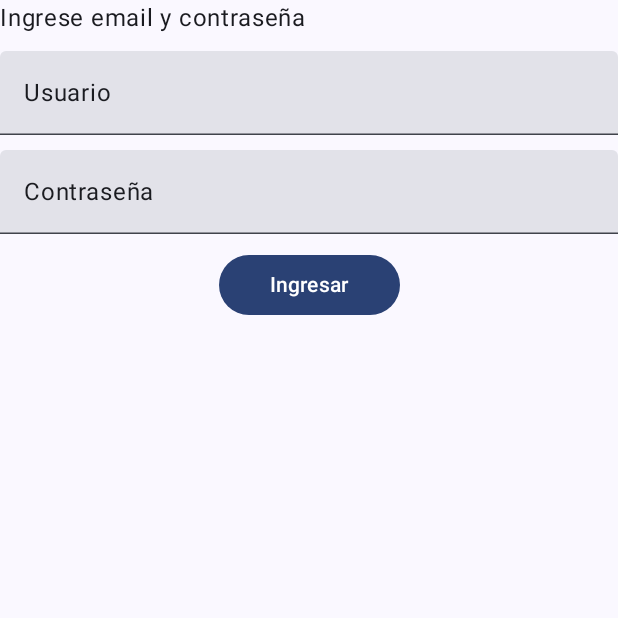
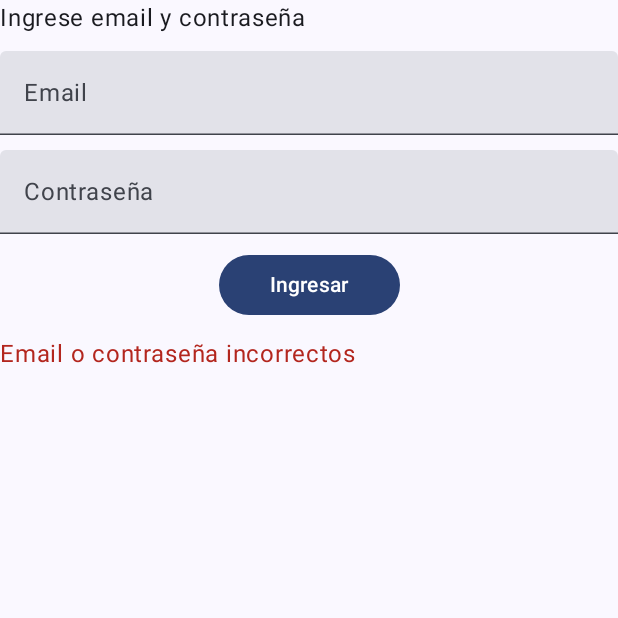
Before and after one commit to Ignaci0Casais/1erParcial, an Android app built with Jetpack Compose: the screen it shows after launch (MainActivity), after a tap on "Ingresar", on a phone screen of 412 x 824 dp, the top half of it. Run offline under Robolectric (Android 15) with nearby library versions, the phone set to English and light mode, and no system bars.

Commit message:
Finalizado
Terminado

```diff
--- a/app/build.gradle.kts
+++ b/app/build.gradle.kts
@@ -59,6 +59,7 @@ dependencies {
     implementation(libs.androidx.ui.graphics)
     implementation(libs.androidx.ui.tooling.preview)
     implementation(libs.androidx.material3)
+    implementation(libs.androidx.navigation.compose)
     testImplementation(libs.junit)
     androidTestImplementation(libs.androidx.junit)
     androidTestImplementation(libs.androidx.espresso.core)
--- a/app/src/main/java/com/example/primerparcial/LoginPage.kt
+++ b/app/src/main/java/com/example/primerparcial/LoginPage.kt
@@ -1,23 +1,89 @@
 package com.example.primerparcial
 
+import androidx.compose.foundation.layout.Column
+import androidx.compose.foundation.layout.Row
+import androidx.compose.foundation.layout.Spacer
+import androidx.compose.foundation.layout.fillMaxWidth
+import androidx.compose.foundation.layout.padding
+import androidx.compose.material3.Button
+import androidx.compose.material3.MaterialTheme
 import androidx.compose.material3.Text
+import androidx.compose.material3.TextField
 import androidx.compose.runtime.Composable
+import androidx.compose.runtime.getValue
+import androidx.compose.runtime.mutableStateOf
+import androidx.compose.runtime.remember
+import androidx.compose.runtime.setValue
+import androidx.compose.ui.Alignment
 import androidx.compose.ui.Modifier
 import androidx.compose.ui.tooling.preview.Preview
+import androidx.compose.ui.unit.dp
+import androidx.navigation.NavController
+import androidx.navigation.compose.rememberNavController
 import com.example.primerparcial.ui.theme.PrimerParcialTheme
 
 @Composable
-fun LoginPage(modifier: Modifier = Modifier) {
-    Text(
-        text = "Hello",
-        modifier = modifier
-    )
+fun LoginPage(modifier: Modifier = Modifier,
+              navController: NavController
+) {
+
+    var email by remember { mutableStateOf("") }
+    var password by remember { mutableStateOf("") }
+
+    var errorMessage by remember { mutableStateOf<String?>(null) }
+
+    Column(modifier = Modifier){
+        Row(modifier.padding()){
+            Text(
+                text = "Ingrese email y contraseña",
+                modifier = modifier
+            )
+            Spacer(modifier = modifier.weight(1f))
+        }
+        TextField(
+            value = email,
+            onValueChange = { email = it },
+            label = { Text("Email") },
+            modifier = modifier
+            .padding(top = 10.dp)
+            .fillMaxWidth())
+        TextField(
+            value = password,
+            onValueChange = { password = it },
+            label = { Text("Contraseña") },
+            modifier = modifier
+            .padding(top = 10.dp)
+            .fillMaxWidth())
+        Button(onClick = {
+            if (email == "pedro@pe.com.ar" && password == "abc123") {
+                navController.navigate("LoginOk")
+            } else {
+                errorMessage = "Email o contraseña incorrectos"
+            }
+        },
+            modifier
+                .align(Alignment.CenterHorizontally)
+                .padding(10.dp)){
+            Text(
+                text = "Ingresar",
+                modifier = modifier.padding(horizontal = 10.dp)
+            )
+        }
+
+            if (errorMessage != null){
+                Text(
+                    text = "Email o contraseña incorrectos",
+                    color = MaterialTheme.colorScheme.error
+                )
+        }
+    }
 }
 
 @Preview(showBackground = true)
 @Composable
 fun LoginPagePreview() {
     PrimerParcialTheme {
-        LoginPage()
+        val navController = rememberNavController()
+        LoginPage(navController = navController)
     }
 }
--- a/app/src/main/java/com/example/primerparcial/MainPage.kt
+++ b/app/src/main/java/com/example/primerparcial/MainPage.kt
@@ -1,60 +1,48 @@
 package com.example.primerparcial
 
-import androidx.compose.foundation.layout.Column
-import androidx.compose.foundation.layout.Row
-import androidx.compose.foundation.layout.Spacer
-import androidx.compose.foundation.layout.fillMaxWidth
-import androidx.compose.foundation.layout.height
 import androidx.compose.foundation.layout.padding
-import androidx.compose.foundation.layout.size
-import androidx.compose.material.icons.Icons
-import androidx.compose.material.icons.rounded.AccountCircle
-import androidx.compose.material3.Button
-import androidx.compose.material3.Divider
-import androidx.compose.material3.Icon
+import androidx.compose.material3.DrawerValue
 import androidx.compose.material3.Scaffold
-import androidx.compose.material3.Text
-import androidx.compose.material3.TextField
+import androidx.compose.material3.rememberDrawerState
 import androidx.compose.runtime.Composable
-import androidx.compose.ui.Alignment
+import androidx.compose.runtime.getValue
+import androidx.compose.runtime.rememberCoroutineScope
 import androidx.compose.ui.Modifier
-import androidx.compose.ui.graphics.Color
 import androidx.compose.ui.tooling.preview.Preview
-import androidx.compose.ui.unit.dp
+import androidx.navigation.compose.NavHost
+import androidx.navigation.compose.composable
+import androidx.navigation.compose.currentBackStackEntryAsState
+import androidx.navigation.compose.rememberNavController
 import com.example.primerparcial.ui.theme.PrimerParcialTheme
 
 @Composable
 fun MainPage(modifier: Modifier = Modifier) {
-    Scaffold{
-        Column(modifier = Modifier.padding(it)){
-            Row(modifier.padding()){
-                Text(
-                    text = "Ingrese email y contraseña",
-                    modifier = modifier
-                )
-                Spacer(modifier = modifier.weight(1f))
-            }
-            TextField(value = "Usuario", onValueChange = {}, modifier = modifier
-                .padding(top = 10.dp)
-                .fillMaxWidth())
-            TextField(value = "Contraseña", onValueChange = {}, modifier = modifier
-                .padding(top = 10.dp)
-                .fillMaxWidth())
-            Button(onClick = {
 
-            },
-                modifier
-                    .align(Alignment.CenterHorizontally)
-                    .padding(10.dp)){
-                Text(
-                    text = "Ingresar",
-                    modifier = modifier.padding(horizontal = 10.dp)
-                )
-            }
+    val navController = rememberNavController()
 
+    val drawerState = rememberDrawerState(initialValue = DrawerValue.Closed)
+
+    val navBackStackEntry by navController.currentBackStackEntryAsState()
+
+    val currentRoute = navBackStackEntry?.destination?.route
+
+    val coroutineScope = rememberCoroutineScope()
+
+
+    Scaffold(
+        modifier = modifier
+    )   {
+        NavHost(
+            navController = navController,
+            modifier = Modifier.padding(it),
+            startDestination = "LoginPage"
+        ){
+            composable("loginpage"){LoginPage(navController = navController)}
+            composable("loginok"){LoginOk(navController = navController)}
         }
     }
 }
+
 
 @Preview(showBackground = true)
 @Composable
--- a/gradle/libs.versions.toml
+++ b/gradle/libs.versions.toml
@@ -8,6 +8,7 @@ espressoCore = "3.5.1"
 lifecycleRuntimeKtx = "2.7.0"
 activityCompose = "1.9.0"
 composeBom = "2023.08.00"
+navigationCompose = "2.7.7"
 
 [libraries]
 androidx-core-ktx = { group = "androidx.core", name = "core-ktx", version.ref = "coreKtx" }
@@ -24,6 +25,7 @@ androidx-ui-tooling-preview = { group = "androidx.compose.ui", name = "ui-toolin
 androidx-ui-test-manifest = { group = "androidx.compose.ui", name = "ui-test-manifest" }
 androidx-ui-test-junit4 = { group = "androidx.compose.ui", name = "ui-test-junit4" }
 androidx-material3 = { group = "androidx.compose.material3", name = "material3" }
+androidx-navigation-compose = { group = "androidx.navigation", name = "navigation-compose", version.ref = "navigationCompose" }
 
 [plugins]
 androidApplication = { id = "com.android.application", version.ref = "agp" }
```
Also changed, not shown: app/src/main/java/com/example/primerparcial/LoginOk.kt (added, +58 -0 lines).
